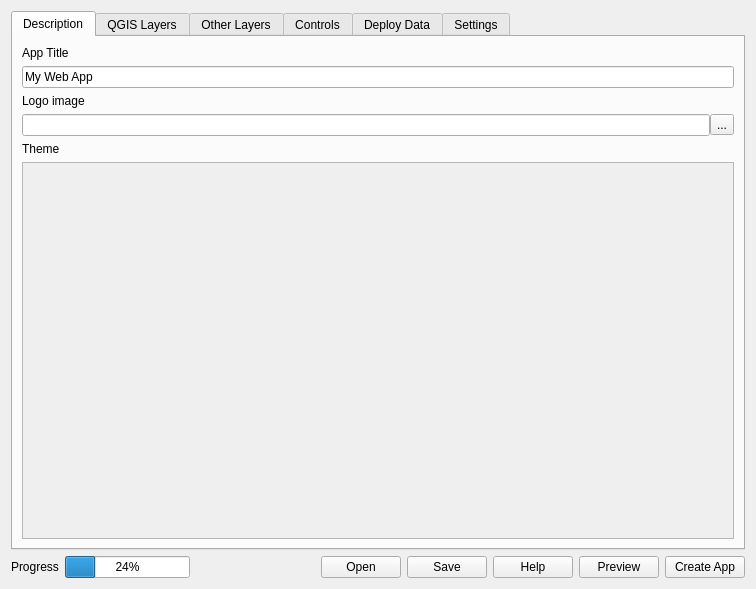
First picture: the form in webappbuilder/ui_maindialog.ui, repository planetfederal/qgis-webappbuilder-plugin, before the edit.
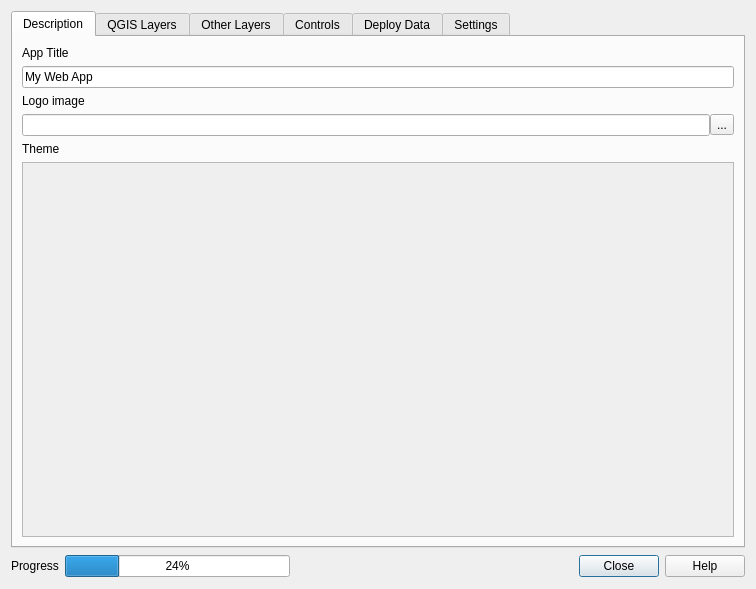
Second picture: the form after the edit. Custom widgets are drawn as their Qt base class.

Commit message: add Close button to main dialog and reorganize all buttons fix test description

What changed in the file:
```diff
--- a/webappbuilder/ui_maindialog.ui
+++ b/webappbuilder/ui_maindialog.ui
@@ -82,8 +82,8 @@
            <rect>
             <x>0</x>
             <y>0</y>
-            <width>712</width>
-            <height>383</height>
+            <width>714</width>
+            <height>364</height>
            </rect>
           </property>
           <layout class="QGridLayout" name="gridLayout">
@@ -558,59 +558,16 @@
        </property>
        <property name="sizeHint" stdset="0">
         <size>
-         <width>40</width>
-         <height>20</height>
+         <width>188</width>
+         <height>24</height>
         </size>
        </property>
       </spacer>
      </item>
      <item>
-      <widget class="QPushButton" name="buttonOpen">
-       <property name="text">
-        <string>Open</string>
-       </property>
-       <property name="autoDefault">
-        <bool>false</bool>
-       </property>
-      </widget>
-     </item>
-     <item>
-      <widget class="QPushButton" name="buttonSave">
-       <property name="text">
-        <string>Save</string>
-       </property>
-       <property name="autoDefault">
-        <bool>false</bool>
-       </property>
-      </widget>
-     </item>
-     <item>
-      <widget class="QPushButton" name="buttonHelp">
-       <property name="text">
-        <string>Help</string>
-       </property>
-       <property name="autoDefault">
-        <bool>false</bool>
-       </property>
-      </widget>
-     </item>
-     <item>
-      <widget class="QPushButton" name="buttonPreview">
-       <property name="text">
-        <string>Preview</string>
-       </property>
-       <property name="autoDefault">
-        <bool>false</bool>
-       </property>
-      </widget>
-     </item>
-     <item>
-      <widget class="QPushButton" name="buttonCreateApp">
-       <property name="text">
-        <string>Create App</string>
-       </property>
-       <property name="autoDefault">
-        <bool>false</bool>
+      <widget class="QDialogButtonBox" name="buttonBox">
+       <property name="standardButtons">
+        <set>QDialogButtonBox::Close|QDialogButtonBox::Help</set>
        </property>
       </widget>
      </item>
```
Left out of the diff: 29 changed lines with no effect on the pictures. The commit also changes 2 other files.
